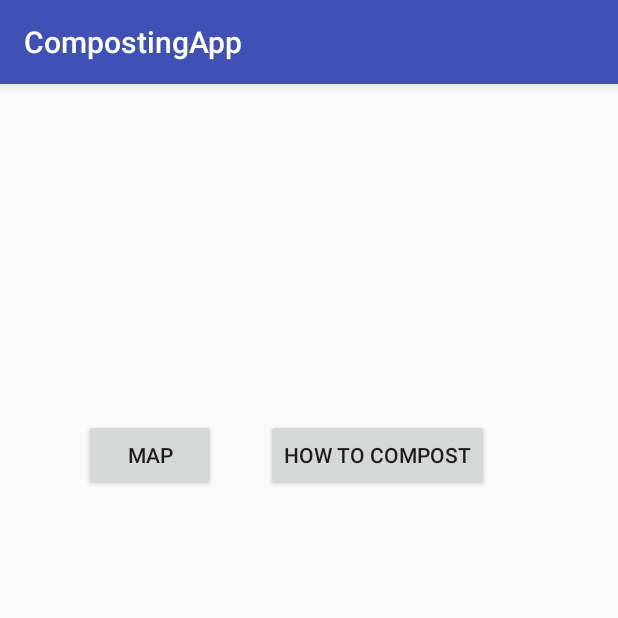
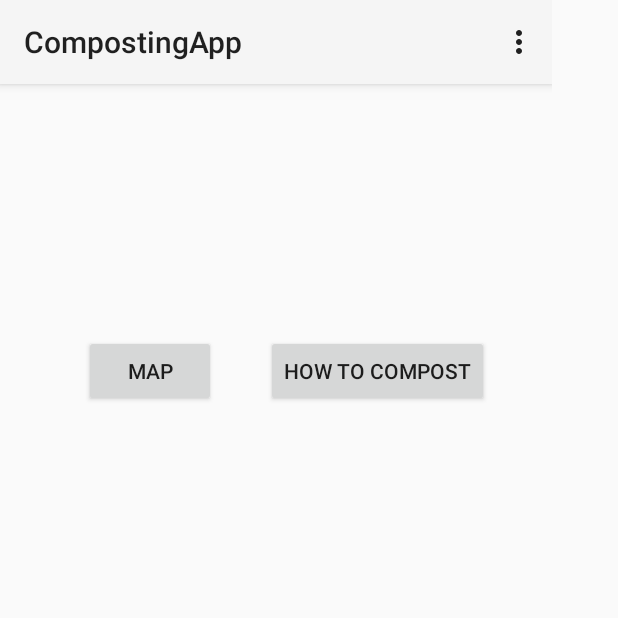
Before and after one commit to elenaspasova/https-github.com-BallardHSCS-compostingApp, an Android app: the screen it shows after launch (MainActivity), on a phone screen of 412 x 824 dp, the top half of it. Run offline under Robolectric (Android 15) with nearby library versions, the phone set to English and light mode, and no system bars.

Commit message:
action bar
made action bar and started search icon

```diff
--- a/app/src/main/AndroidManifest.xml
+++ b/app/src/main/AndroidManifest.xml
@@ -8,7 +8,7 @@
         android:label="@string/app_name"
         android:roundIcon="@mipmap/ic_launcher_round"
         android:supportsRtl="true"
-        android:theme="@style/AppTheme">
+        android:theme="@style/Theme.AppCompat.Light.NoActionBar">
         <activity android:name=".MainActivity">
             <intent-filter>
                 <action android:name="android.intent.action.MAIN" />
--- a/app/src/main/java/com/example/bal_esspasova/compostingapp/MainActivity.java
+++ b/app/src/main/java/com/example/bal_esspasova/compostingapp/MainActivity.java
@@ -3,6 +3,9 @@ package com.example.bal_esspasova.compostingapp;
 import android.content.Intent;
 import android.support.v7.app.AppCompatActivity;
 import android.os.Bundle;
+import android.support.v7.widget.Toolbar;
+import android.view.Menu;
+import android.view.MenuInflater;
 import android.view.View;
 import android.widget.Button;
 import android.widget.EditText;
@@ -16,8 +19,16 @@ public class MainActivity extends AppCompatActivity {
     protected void onCreate(Bundle savedInstanceState) {
         super.onCreate(savedInstanceState);
         setContentView(R.layout.activity_main);
+        Toolbar myToolbar = (Toolbar) findViewById(R.id.my_toolbar);
+        setSupportActionBar(myToolbar);
         editText = (Button) findViewById(R.id.button);
         editText2 = (Button) findViewById(R.id.button2);
+    }
+    public boolean onCreateOptionsMenu(Menu menu) {
+        MenuInflater inflater = getMenuInflater();
+        inflater.inflate(R.menu.options_menu, menu);
+
+        return true;
     }
 
     /** Called when the user taps the Send button */
--- a/app/src/main/res/layout/activity_main.xml
+++ b/app/src/main/res/layout/activity_main.xml
@@ -10,6 +10,15 @@
     android:layout_height="495dp"
     tools:layout_editor_absoluteY="8dp"
     tools:layout_editor_absoluteX="8dp">
+
+    <android.support.v7.widget.Toolbar
+        android:id="@+id/my_toolbar"
+        android:layout_width="match_parent"
+        android:layout_height="?attr/actionBarSize"
+        android:background="?attr/colorPrimary"
+        android:elevation="4dp"
+        android:theme="@style/ThemeOverlay.AppCompat.ActionBar"
+        app:popupTheme="@style/ThemeOverlay.AppCompat.Light"/>
 
     <Button
         android:id="@+id/button"
--- /dev/null
+++ b/app/src/main/res/layout/search_function.xml
@@ -0,0 +1,6 @@
+<?xml version="1.0" encoding="utf-8"?>
+<LinearLayout xmlns:android="http://schemas.android.com/apk/res/android"
+    android:orientation="vertical" android:layout_width="match_parent"
+    android:layout_height="match_parent">
+
+</LinearLayout>
--- /dev/null
+++ b/app/src/main/res/menu/options_menu.xml
@@ -0,0 +1,9 @@
+<?xml version="1.0" encoding="utf-8"?>
+<menu xmlns:android="http://schemas.android.com/apk/res/android"
+    xmlns:app="http://schemas.android.com/apk/res-auto">
+    <item android:id="@+id/search"
+        android:title="search_title"
+        android:icon="@drawable/ic_search"
+        app:showAsAction= "collapseActionView"
+        app:actionViewClass="android.support.v7.widget.SearchView"/>
+</menu>
```
